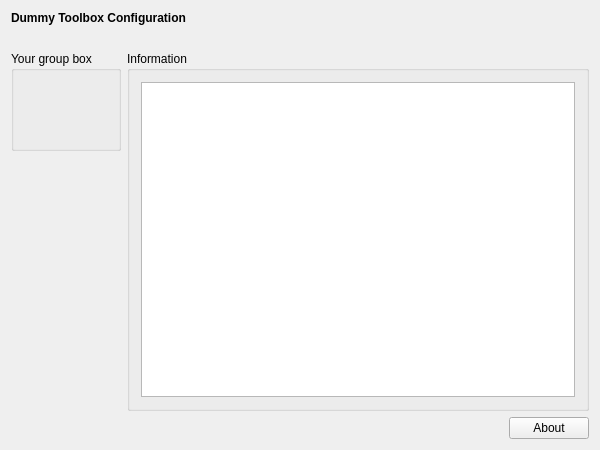
mne-tools/mne-cpp, file applications/mne_scan/plugins/rtfwd/FormFiles/rtfwdsetup.ui: the form before one commit.
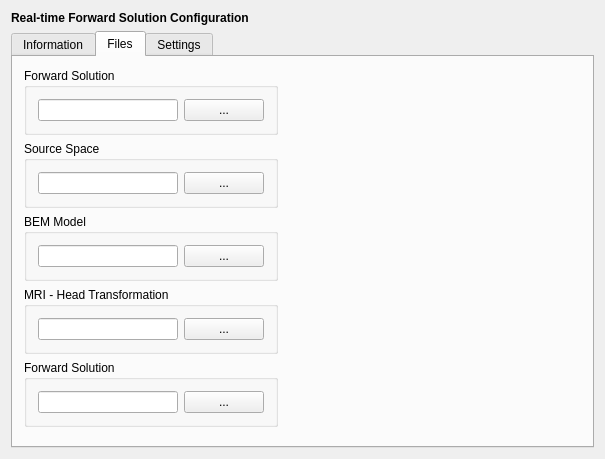
The form after the commit. The open tabs and pages were chosen to show the change.

Commit message: WIP,ENH: make Plugin GUI

Patch:
```diff
--- a/applications/mne_scan/plugins/rtfwd/FormFiles/rtfwdsetup.ui
+++ b/applications/mne_scan/plugins/rtfwd/FormFiles/rtfwdsetup.ui
@@ -13,8 +13,8 @@
   <property name="windowTitle">
    <string>DummySetupWidget</string>
   </property>
-  <layout class="QVBoxLayout" name="verticalLayout">
-   <item>
+  <layout class="QFormLayout" name="formLayout_3">
+   <item row="0" column="0">
     <widget class="QLabel" name="m_qLabel_Headline">
      <property name="font">
       <font>
@@ -23,97 +23,342 @@
       </font>
      </property>
      <property name="text">
-      <string>Dummy Toolbox Configuration</string>
+      <string>Real-time Forward Solution Configuration</string>
      </property>
     </widget>
    </item>
-   <item>
-    <spacer name="m_qVerticalSpacer_Headline">
-     <property name="orientation">
-      <enum>Qt::Vertical</enum>
+   <item row="1" column="0">
+    <widget class="QTabWidget" name="tabWidget">
+     <property name="toolTip">
+      <string>&lt;html&gt;&lt;head/&gt;&lt;body&gt;&lt;p&gt;s&lt;/p&gt;&lt;/body&gt;&lt;/html&gt;</string>
      </property>
-     <property name="sizeType">
-      <enum>QSizePolicy::Fixed</enum>
+     <property name="currentIndex">
+      <number>2</number>
      </property>
-     <property name="sizeHint" stdset="0">
-      <size>
-       <width>20</width>
-       <height>20</height>
-      </size>
-     </property>
-    </spacer>
-   </item>
-   <item>
-    <layout class="QGridLayout" name="m_qGridLayout_main">
-     <item row="0" column="0">
-      <widget class="QGroupBox" name="m_qGroupBox_yourGroupBox">
-       <property name="sizePolicy">
-        <sizepolicy hsizetype="Minimum" vsizetype="Preferred">
-         <horstretch>0</horstretch>
-         <verstretch>0</verstretch>
-        </sizepolicy>
-       </property>
-       <property name="minimumSize">
-        <size>
-         <width>0</width>
-         <height>100</height>
-        </size>
-       </property>
-       <property name="title">
-        <string>Your group box</string>
-       </property>
-       <property name="flat">
-        <bool>false</bool>
-       </property>
-       <layout class="QGridLayout" name="m_qGridLayout_Properties"/>
-      </widget>
-     </item>
-     <item row="0" column="1" rowspan="2" colspan="2">
-      <widget class="QGroupBox" name="m_qGroupBox_Information">
-       <property name="title">
-        <string>Information</string>
-       </property>
-       <layout class="QGridLayout" name="m_qGridLayout_Information">
-        <item row="0" column="0">
-         <widget class="QTextBrowser" name="m_qTextBrowser_Information"/>
-        </item>
-       </layout>
-      </widget>
-     </item>
-     <item row="2" column="1">
-      <spacer name="m_qHorizontalSpacer_About">
-       <property name="orientation">
-        <enum>Qt::Horizontal</enum>
-       </property>
-       <property name="sizeHint" stdset="0">
-        <size>
-         <width>40</width>
-         <height>20</height>
-        </size>
-       </property>
-      </spacer>
-     </item>
-     <item row="1" column="0">
-      <spacer name="m_qVerticalSpacer_LeftRow">
-       <property name="orientation">
-        <enum>Qt::Vertical</enum>
-       </property>
-       <property name="sizeHint" stdset="0">
-        <size>
-         <width>20</width>
-         <height>40</height>
-        </size>
-       </property>
-      </spacer>
-     </item>
-     <item row="2" column="2">
-      <widget class="QPushButton" name="m_qPushButton_About">
-       <property name="text">
-        <string>About</string>
-       </property>
-      </widget>
-     </item>
-    </layout>
+     <widget class="QWidget" name="Information">
+      <attribute name="title">
+       <string>Information</string>
+      </attribute>
+      <layout class="QVBoxLayout" name="verticalLayout_2">
+       <item>
+        <widget class="QTextBrowser" name="m_qTextBrowser_Information">
+         <property name="html">
+          <string>&lt;!DOCTYPE HTML PUBLIC &quot;-//W3C//DTD HTML 4.0//EN&quot; &quot;http://www.w3.org/TR/REC-html40/strict.dtd&quot;&gt;
+&lt;html&gt;&lt;head&gt;&lt;meta name=&quot;qrichtext&quot; content=&quot;1&quot; /&gt;&lt;style type=&quot;text/css&quot;&gt;
+p, li { white-space: pre-wrap; }
+&lt;/style&gt;&lt;/head&gt;&lt;body style=&quot; font-family:'MS Shell Dlg 2'; font-size:7.875pt; font-weight:400; font-style:normal;&quot;&gt;
+&lt;p style=&quot; margin-top:0px; margin-bottom:0px; margin-left:0px; margin-right:0px; -qt-block-indent:0; text-indent:0px;&quot;&gt;&lt;span style=&quot; font-size:8.25pt; font-weight:600;&quot;&gt;Description:&lt;/span&gt;&lt;/p&gt;
+&lt;p style=&quot; margin-top:0px; margin-bottom:0px; margin-left:0px; margin-right:0px; -qt-block-indent:0; text-indent:0px;&quot;&gt;&lt;span style=&quot; font-size:8.25pt;&quot;&gt;This plugin calculates a source localization estimate. For inspection this plugin visualizes the source localization estimate on top of the cortical mantle.&lt;/span&gt;&lt;/p&gt;
+&lt;p style=&quot;-qt-paragraph-type:empty; margin-top:0px; margin-bottom:0px; margin-left:0px; margin-right:0px; -qt-block-indent:0; text-indent:0px; font-size:8.25pt;&quot;&gt;&lt;br /&gt;&lt;/p&gt;
+&lt;p style=&quot; margin-top:0px; margin-bottom:0px; margin-left:0px; margin-right:0px; -qt-block-indent:0; text-indent:0px;&quot;&gt;&lt;span style=&quot; font-size:8.25pt; font-weight:600;&quot;&gt;How to setup this plugin?&lt;/span&gt;&lt;/p&gt;
+&lt;p style=&quot; margin-top:0px; margin-bottom:0px; margin-left:0px; margin-right:0px; -qt-block-indent:0; text-indent:0px;&quot;&gt;&lt;span style=&quot; font-size:8.25pt;&quot;&gt;1. Load the atlas, forward solution and surface data.&lt;/span&gt;&lt;/p&gt;
+&lt;p style=&quot; margin-top:0px; margin-bottom:0px; margin-left:0px; margin-right:0px; -qt-block-indent:0; text-indent:0px;&quot;&gt;&lt;span style=&quot; font-size:8.25pt;&quot;&gt;2. Cluster the forward solution by pressing &amp;quot;Start Clustering&amp;quot;.&lt;/span&gt;&lt;/p&gt;
+&lt;p style=&quot;-qt-paragraph-type:empty; margin-top:0px; margin-bottom:0px; margin-left:0px; margin-right:0px; -qt-block-indent:0; text-indent:0px; font-size:8.25pt;&quot;&gt;&lt;br /&gt;&lt;/p&gt;
+&lt;p style=&quot; margin-top:0px; margin-bottom:0px; margin-left:0px; margin-right:0px; -qt-block-indent:0; text-indent:0px;&quot;&gt;&lt;span style=&quot; font-size:8.25pt; font-weight:600;&quot;&gt;How to control this plugin during the measurement?&lt;/span&gt;&lt;/p&gt;
+&lt;p style=&quot; margin-top:0px; margin-bottom:0px; margin-left:0px; margin-right:0px; -qt-block-indent:0; text-indent:0px;&quot;&gt;&lt;span style=&quot; font-size:8.25pt;&quot;&gt;All control elements can be found in the QuickControlView's Source Localization tab.&lt;/span&gt;&lt;/p&gt;
+&lt;p style=&quot;-qt-paragraph-type:empty; margin-top:0px; margin-bottom:0px; margin-left:0px; margin-right:0px; -qt-block-indent:0; text-indent:0px; font-size:8.25pt;&quot;&gt;&lt;br /&gt;&lt;/p&gt;
+&lt;p style=&quot; margin-top:0px; margin-bottom:0px; margin-left:0px; margin-right:0px; -qt-block-indent:0; text-indent:0px;&quot;&gt;&lt;span style=&quot; font-size:8.25pt; font-weight:600;&quot;&gt;Input data type:&lt;/span&gt;&lt;/p&gt;
+&lt;p style=&quot; margin-top:0px; margin-bottom:0px; margin-left:0px; margin-right:0px; -qt-block-indent:0; text-indent:0px;&quot;&gt;&lt;span style=&quot; font-size:8.25pt;&quot;&gt;This plugin allows raw data blocks, e.g., from a sensor plugin, or evoked responses. In order to computer the inverse operator it also needs a covariance estimation.&lt;/span&gt;&lt;/p&gt;
+&lt;p style=&quot;-qt-paragraph-type:empty; margin-top:0px; margin-bottom:0px; margin-left:0px; margin-right:0px; -qt-block-indent:0; text-indent:0px; font-size:8.25pt;&quot;&gt;&lt;br /&gt;&lt;/p&gt;
+&lt;p style=&quot; margin-top:0px; margin-bottom:0px; margin-left:0px; margin-right:0px; -qt-block-indent:0; text-indent:0px;&quot;&gt;&lt;span style=&quot; font-size:8.25pt; font-weight:600;&quot;&gt;Output data type:&lt;/span&gt;&lt;/p&gt;
+&lt;p style=&quot; margin-top:0px; margin-bottom:0px; margin-left:0px; margin-right:0px; -qt-block-indent:0; text-indent:0px;&quot;&gt;&lt;span style=&quot; font-size:8.25pt;&quot;&gt;This plugin provides a source localization estimation.&lt;/span&gt;&lt;/p&gt;&lt;/body&gt;&lt;/html&gt;</string>
+         </property>
+        </widget>
+       </item>
+       <item>
+        <spacer name="horizontalSpacer_2">
+         <property name="orientation">
+          <enum>Qt::Horizontal</enum>
+         </property>
+         <property name="sizeHint" stdset="0">
+          <size>
+           <width>40</width>
+           <height>20</height>
+          </size>
+         </property>
+        </spacer>
+       </item>
+      </layout>
+     </widget>
+     <widget class="QWidget" name="Files">
+      <attribute name="title">
+       <string>Files</string>
+      </attribute>
+      <layout class="QFormLayout" name="formLayout">
+       <item row="0" column="0">
+        <widget class="QGroupBox" name="m_qGroupBox_ForwardSolution">
+         <property name="title">
+          <string>Forward Solution</string>
+         </property>
+         <property name="flat">
+          <bool>false</bool>
+         </property>
+         <layout class="QGridLayout" name="m_qGridLayout_Fwd">
+          <item row="0" column="0" colspan="2">
+           <widget class="QLineEdit" name="m_qLineEdit_FwdFileName">
+            <property name="minimumSize">
+             <size>
+              <width>140</width>
+              <height>0</height>
+             </size>
+            </property>
+           </widget>
+          </item>
+          <item row="0" column="2">
+           <widget class="QPushButton" name="m_qPushButton_FwdFileDialog">
+            <property name="text">
+             <string>...</string>
+            </property>
+           </widget>
+          </item>
+         </layout>
+        </widget>
+       </item>
+       <item row="1" column="0">
+        <widget class="QGroupBox" name="m_qGroupBox_ForwardSolution_2">
+         <property name="title">
+          <string>Source Space</string>
+         </property>
+         <property name="flat">
+          <bool>false</bool>
+         </property>
+         <layout class="QGridLayout" name="m_qGridLayout_Fwd_2">
+          <item row="0" column="0" colspan="2">
+           <widget class="QLineEdit" name="m_qLineEdit_FwdFileName_2">
+            <property name="minimumSize">
+             <size>
+              <width>140</width>
+              <height>0</height>
+             </size>
+            </property>
+           </widget>
+          </item>
+          <item row="0" column="2">
+           <widget class="QPushButton" name="m_qPushButton_FwdFileDialog_2">
+            <property name="text">
+             <string>...</string>
+            </property>
+           </widget>
+          </item>
+         </layout>
+        </widget>
+       </item>
+       <item row="2" column="0">
+        <widget class="QGroupBox" name="m_qGroupBox_ForwardSolution_3">
+         <property name="title">
+          <string>BEM Model</string>
+         </property>
+         <property name="flat">
+          <bool>false</bool>
+         </property>
+         <layout class="QGridLayout" name="m_qGridLayout_Fwd_3">
+          <item row="0" column="0" colspan="2">
+           <widget class="QLineEdit" name="m_qLineEdit_FwdFileName_3">
+            <property name="minimumSize">
+             <size>
+              <width>140</width>
+              <height>0</height>
+             </size>
+            </property>
+           </widget>
+          </item>
+          <item row="0" column="2">
+           <widget class="QPushButton" name="m_qPushButton_FwdFileDialog_3">
+            <property name="text">
+             <string>...</string>
+            </property>
+           </widget>
+          </item>
+         </layout>
+        </widget>
+       </item>
+       <item row="3" column="0">
+        <widget class="QGroupBox" name="m_qGroupBox_ForwardSolution_4">
+         <property name="title">
+          <string>MRI - Head Transformation</string>
+         </property>
+         <property name="flat">
+          <bool>false</bool>
+         </property>
+         <layout class="QGridLayout" name="m_qGridLayout_Fwd_4">
+          <item row="0" column="0" colspan="2">
+           <widget class="QLineEdit" name="m_qLineEdit_FwdFileName_4">
+            <property name="minimumSize">
+             <size>
+              <width>140</width>
+              <height>0</height>
+             </size>
+            </property>
+           </widget>
+          </item>
+          <item row="0" column="2">
+           <widget class="QPushButton" name="m_qPushButton_FwdFileDialog_4">
+            <property name="text">
+             <string>...</string>
+            </property>
+           </widget>
+          </item>
+         </layout>
+        </widget>
+       </item>
+       <item row="4" column="0">
+        <widget class="QGroupBox" name="m_qGroupBox_ForwardSolution_5">
+         <property name="title">
+          <string>Forward Solution</string>
+         </property>
+         <property name="flat">
+          <bool>false</bool>
+         </property>
+         <layout class="QGridLayout" name="m_qGridLayout_Fwd_5">
+          <item row="0" column="0" colspan="2">
+           <widget class="QLineEdit" name="m_qLineEdit_FwdFileName_5">
+            <property name="minimumSize">
+             <size>
+              <width>140</width>
+              <height>0</height>
+             </size>
+            </property>
+           </widget>
+          </item>
+          <item row="0" column="2">
+           <widget class="QPushButton" name="m_qPushButton_FwdFileDialog_5">
+            <property name="text">
+             <string>...</string>
+            </property>
+           </widget>
+          </item>
+         </layout>
+        </widget>
+       </item>
+       <item row="5" column="0" colspan="2">
+        <spacer name="verticalSpacer">
+         <property name="orientation">
+          <enum>Qt::Vertical</enum>
+         </property>
+         <property name="sizeHint" stdset="0">
+          <size>
+           <width>557</width>
+           <height>19</height>
+          </size>
+         </property>
+        </spacer>
+       </item>
+      </layout>
+     </widget>
+     <widget class="QWidget" name="Settings">
+      <attribute name="title">
+       <string>Settings</string>
+      </attribute>
+      <layout class="QFormLayout" name="formLayout_2">
+       <item row="13" column="0">
+        <spacer name="verticalSpacer_2">
+         <property name="orientation">
+          <enum>Qt::Vertical</enum>
+         </property>
+         <property name="sizeHint" stdset="0">
+          <size>
+           <width>20</width>
+           <height>40</height>
+          </size>
+         </property>
+        </spacer>
+       </item>
+       <item row="0" column="0">
+        <widget class="QCheckBox" name="checkBox_2">
+         <property name="text">
+          <string>Compute MEG Solution</string>
+         </property>
+        </widget>
+       </item>
+       <item row="2" column="0">
+        <widget class="QCheckBox" name="checkBox_6">
+         <property name="text">
+          <string>Compute EEG Solution</string>
+         </property>
+        </widget>
+       </item>
+       <item row="4" column="0">
+        <widget class="QCheckBox" name="checkBox_3">
+         <property name="text">
+          <string>Compute Gradient Solution</string>
+         </property>
+        </widget>
+       </item>
+       <item row="6" column="0">
+        <widget class="QCheckBox" name="checkBox_5">
+         <property name="text">
+          <string>Acurate</string>
+         </property>
+        </widget>
+       </item>
+       <item row="5" column="0">
+        <widget class="QCheckBox" name="checkBox_7">
+         <property name="text">
+          <string>Fixed Orientation</string>
+         </property>
+        </widget>
+       </item>
+       <item row="7" column="0">
+        <widget class="QCheckBox" name="checkBox_4">
+         <property name="text">
+          <string>Use threads</string>
+         </property>
+        </widget>
+       </item>
+       <item row="8" column="0">
+        <widget class="QCheckBox" name="checkBox_8">
+         <property name="text">
+          <string>Compute Everything</string>
+         </property>
+        </widget>
+       </item>
+       <item row="9" column="0">
+        <widget class="QCheckBox" name="checkBox_10">
+         <property name="text">
+          <string>Idential head- and MRI- space</string>
+         </property>
+        </widget>
+       </item>
+       <item row="10" column="0">
+        <widget class="QCheckBox" name="checkBox_11">
+         <property name="text">
+          <string>Filter Source Spaces</string>
+         </property>
+        </widget>
+       </item>
+       <item row="11" column="0">
+        <widget class="QGroupBox" name="groupBox">
+         <property name="title">
+          <string>Minimum distance skull &lt;-&gt; source [m]</string>
+         </property>
+         <layout class="QVBoxLayout" name="verticalLayout_3">
+          <item>
+           <widget class="QDoubleSpinBox" name="doubleSpinBox">
+            <property name="decimals">
+             <number>3</number>
+            </property>
+           </widget>
+          </item>
+         </layout>
+        </widget>
+       </item>
+       <item row="2" column="1">
+        <widget class="QCheckBox" name="checkBox_9">
+         <property name="text">
+          <string>Use equivalent source approach for EEG</string>
+         </property>
+        </widget>
+       </item>
+       <item row="0" column="1">
+        <widget class="QCheckBox" name="checkBox">
+         <property name="text">
+          <string>Scale Electrode Positions</string>
+         </property>
+        </widget>
+       </item>
+      </layout>
+     </widget>
+    </widget>
    </item>
   </layout>
  </widget>
```
